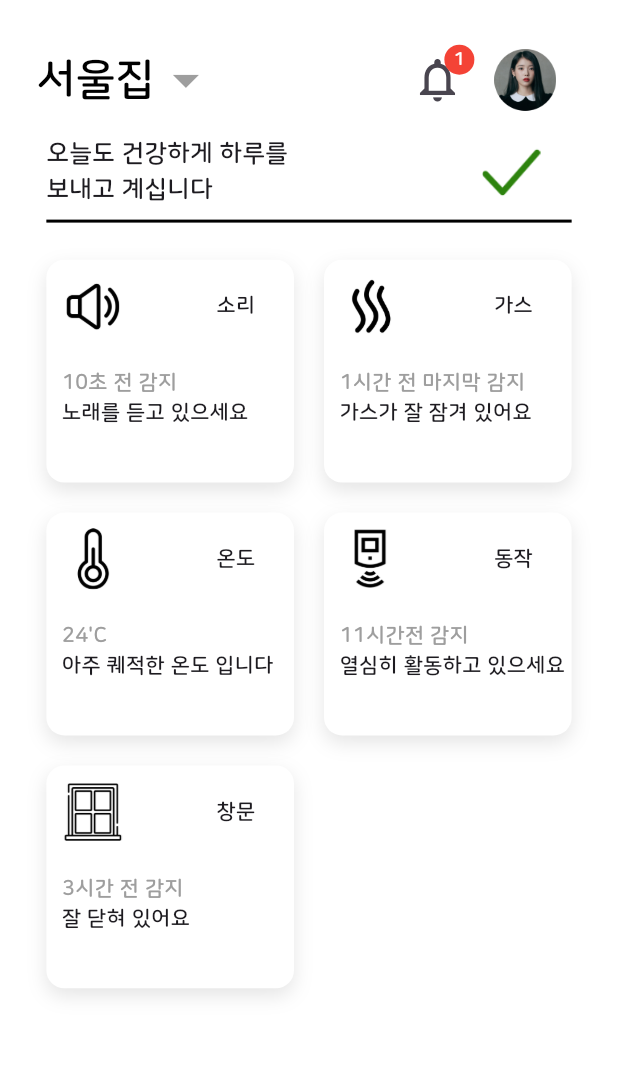
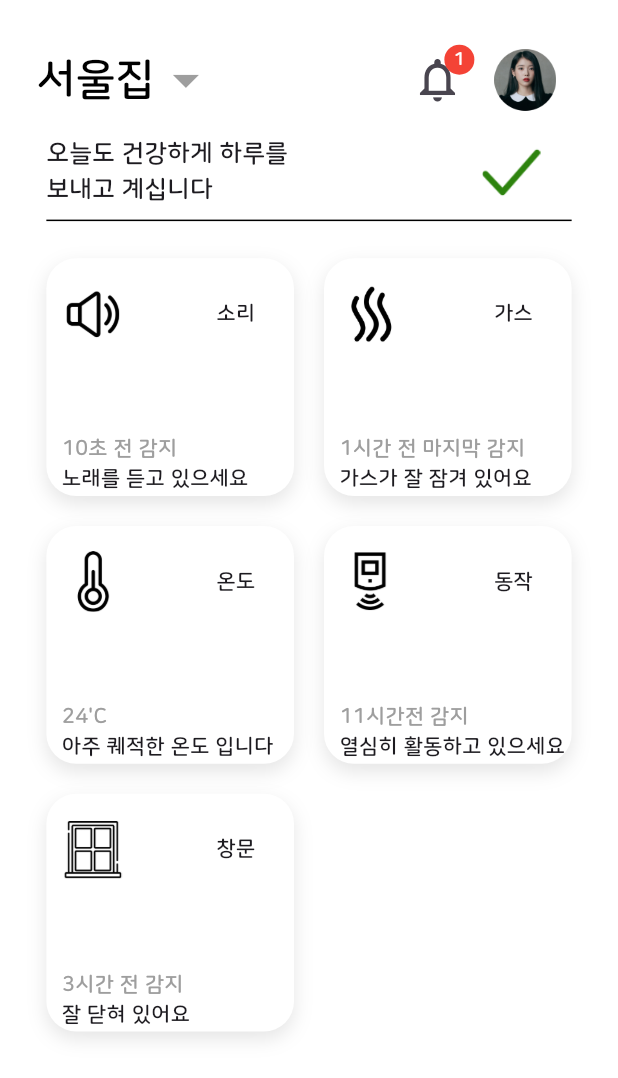
Before and after one commit to 2024-PROJECT-HACKATHON/RelaxCareFront, a Flutter app: the MainListPage screen opened directly, on a phone screen of 412 x 824 dp. Shown: the top 1078 px of the screen. Run offline on Flutter 3.47's test engine with Material 3 defaults, Android fonts, the phone set to English and light mode, and no system bars; network calls fail.

```diff
--- a/lib/main.dart
+++ b/lib/main.dart
@@ -2,6 +2,7 @@ import 'package:flutter/material.dart';
 import 'package:provider/provider.dart';
 import 'package:spaghetti/mainListPage.dart';
 import 'package:spaghetti/sensorService.dart';
+import 'package:spaghetti/ldr_data_page.dart';
 
 void main() {
   runApp(MyApp());
@@ -17,7 +18,7 @@ class MyApp extends StatelessWidget {
         ChangeNotifierProvider(create: (context) => SensorService()),
       ],
       child: MaterialApp(
-        home: MainListPage(),
+        home: LdrDataPage(),
         theme: ThemeData(
           fontFamily: 'NanumB',
           scaffoldBackgroundColor: Colors.white, // 전체 앱의 Scaffold 배경색을 흰색으로 설정
--- a/lib/mainListPage.dart
+++ b/lib/mainListPage.dart
@@ -192,7 +192,7 @@ class _MyWidgetState extends State<MainListPage> {
                       width: screenWidth * 0.075,
                     ),
                     Container(
-                      height: 2,
+                      height: 1,
                       width: screenWidth * 0.85,
                       color: Colors.black,
                     ),
@@ -212,7 +212,7 @@ class _MyWidgetState extends State<MainListPage> {
                       gridDelegate: SliverGridDelegateWithFixedCrossAxisCount(
                         crossAxisCount: 2,
                         childAspectRatio:
-                            (screenWidth / 3) / (screenHeight * 0.15),
+                            (screenWidth / 3) / (screenHeight * 0.16),
                         crossAxisSpacing: 20,
                         mainAxisSpacing: 20,
                       ),
@@ -237,7 +237,7 @@ class _MyWidgetState extends State<MainListPage> {
                               color: sensor.issueLevel == 0
                                   ? Colors.white
                                   : Colors.red,
-                              borderRadius: BorderRadius.circular(12),
+                              borderRadius: BorderRadius.circular(20),
                               boxShadow: [
                                 BoxShadow(
                                   color: Colors.black.withOpacity(0.1),
@@ -256,14 +256,14 @@ class _MyWidgetState extends State<MainListPage> {
                                     Image.asset(
                                       sensor.sensorImage,
                                       width: screenWidth * 0.1,
-                                      height: screenWidth * 0.1,
+                                      height: screenWidth * 0.13,
                                     ),
                                     SizedBox(width: screenWidth * 0.15),
                                     Text(sensor.name)
                                   ],
                                 ),
-                                SizedBox(height: screenWidth * 0.05),
-                                Row(
+                                SizedBox(height: screenWidth * 0.13),
+                                Row(// 기기 정보 및 상태 표시
                                   children: [
                                     SizedBox(width: screenWidth * 0.025),
                                     Expanded(
--- a/pubspec.yaml
+++ b/pubspec.yaml
@@ -34,6 +34,7 @@ dependencies:
   intl: ^0.19.0
   device_preview: ^1.2.0
   path_provider: ^2.0.1
+  http: ^1.2.2
 
 
   # The following adds the Cupertino Icons font to your application.
```
Also changed, not shown: lib/ldr_data_page.dart (added, +60 -0 lines), pubspec.lock, 6 other files.
